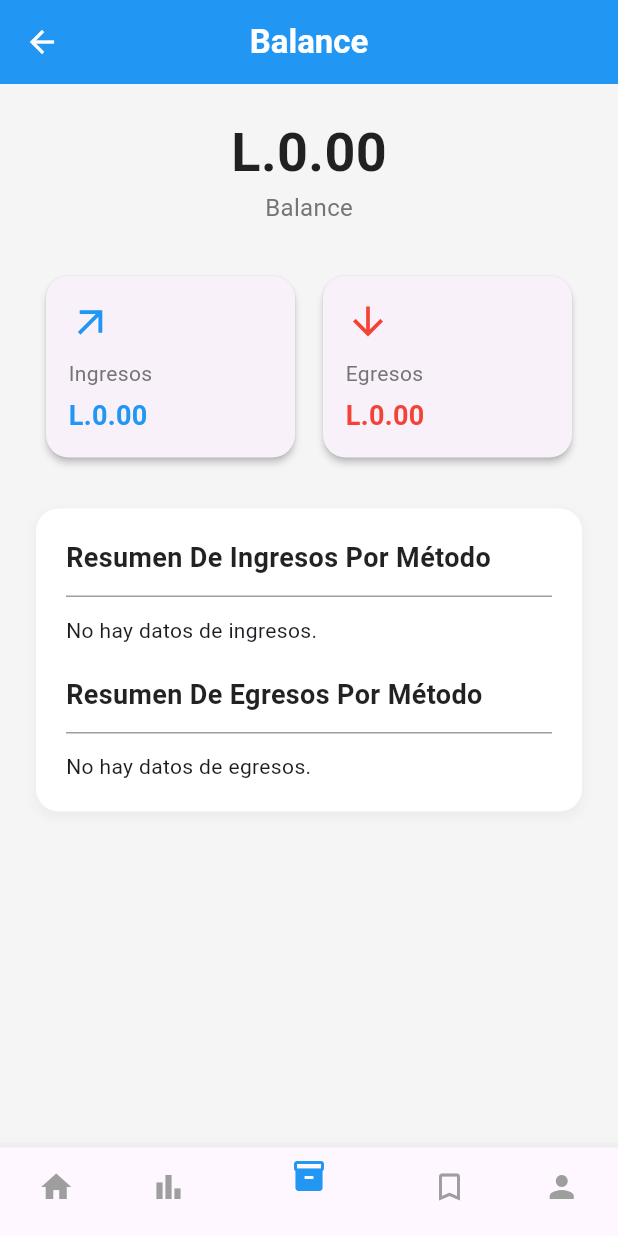
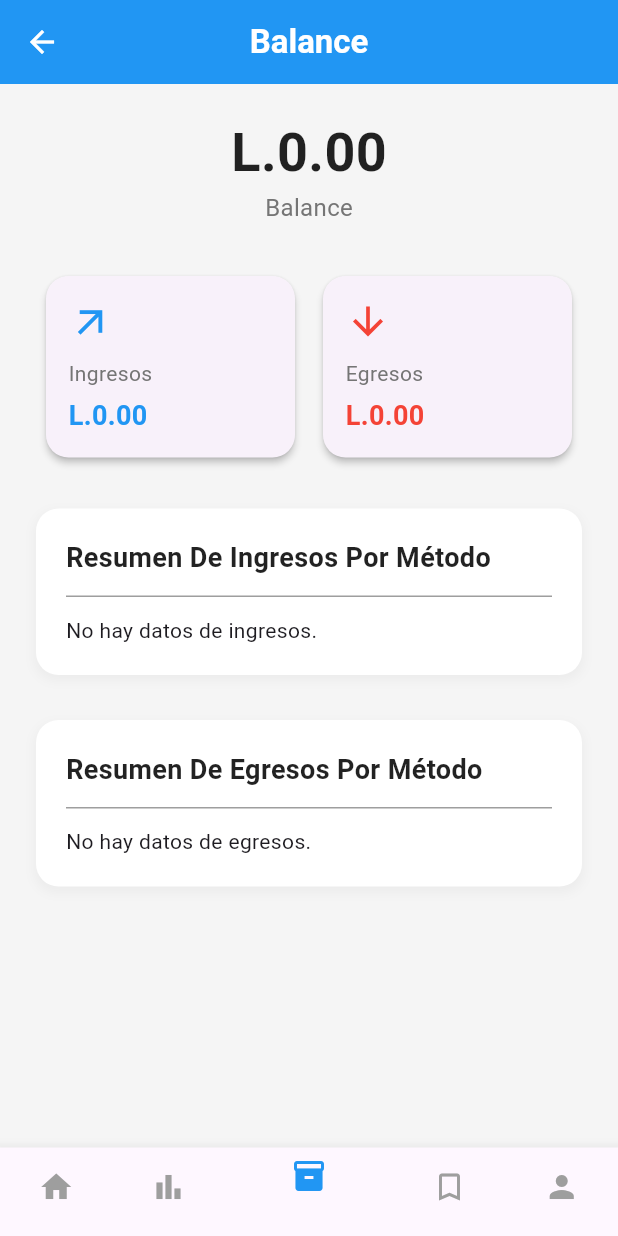
Before and after one commit to esfiallos/proyecto-flutter-app_gestor, a Flutter app: the Balance screen opened by its route, on a phone screen of 412 x 824 dp. Run offline on Flutter 3.47's test engine with Material 3 defaults, Android fonts, the light colour scheme and no system bars; our stand-ins replace fl_chart, share_plus, shared_preferences, sqflite; accounts and stored records are empty.

Commit message:
Hotfix: reparado la panntalla de balances

```diff
--- a/lib/screens/estadistica/balance.dart
+++ b/lib/screens/estadistica/balance.dart
@@ -20,6 +20,7 @@ class _BalancePageState extends State<Balance> {
   List<EgresosPorMetodoPago> egresosPorMetodo = [];
 
   bool isLoading = true;
+  bool hasError = false;
 
   @override
   void initState() {
@@ -29,9 +30,12 @@ class _BalancePageState extends State<Balance> {
 
   Future<void> cargarDatos() async {
     try {
-      final balance = await appService.obtenerBalance();
-      final ventas = await appService.obtenerVentasPorMetodoPago();
-      final egresos = await appService.obtenerEgresosPorMetodoPago();
+      // 🔹 Activa esta línea para insertar datos de prueba si no tienes ventas/gastos aún:
+      // await appService.insertarDatosPrueba();
+
+      final balance = await _obtenerBalanceSeguro();
+      final ventas = await _obtenerVentasSeguras();
+      final egresos = await _obtenerEgresosSeguros();
 
       setState(() {
         balanceGeneral = balance;
@@ -40,11 +44,40 @@ class _BalancePageState extends State<Balance> {
         isLoading = false;
       });
     } catch (e) {
-      // Manejar error, mostrar mensaje o log
+      debugPrint("Error cargando datos del balance: $e");
       setState(() {
         isLoading = false;
+        hasError = true;
       });
-      // Opcional: mostrar snackbar o diálogo
+    }
+  }
+
+  /// 🔹 Envuelve la llamada al AppService para que nunca devuelva null o falle
+  Future<BalanceGeneral> _obtenerBalanceSeguro() async {
+    try {
+      final balance = await appService.obtenerBalance();
+      return balance ??
+          BalanceGeneral(
+              totalIngresos: 0, totalEgresos: 0, balance: 0);
+    } catch (_) {
+      return BalanceGeneral(
+          totalIngresos: 0, totalEgresos: 0, balance: 0);
+    }
+  }
+
+  Future<List<VentasPorMetodoPago>> _obtenerVentasSeguras() async {
+    try {
+      return await appService.obtenerVentasPorMetodoPago();
+    } catch (_) {
+      return [];
+    }
+  }
+
+  Future<List<EgresosPorMetodoPago>> _obtenerEgresosSeguros() async {
+    try {
+      return await appService.obtenerEgresosPorMetodoPago();
+    } catch (_) {
+      return [];
     }
   }
 
@@ -53,6 +86,15 @@ class _BalancePageState extends State<Balance> {
     if (isLoading) {
       return const Scaffold(
         body: Center(child: CircularProgressIndicator()),
+      );
+    }
+
+    if (hasError) {
+      return Scaffold(
+        appBar: AppBar(title: const Text('Balance')),
+        body: const Center(
+          child: Text('Ocurrió un error cargando los datos.'),
+        ),
       );
     }
 
@@ -77,7 +119,7 @@ class _BalancePageState extends State<Balance> {
           crossAxisAlignment: CrossAxisAlignment.center,
           children: [
             Text(
-              'L.${balanceGeneral?.balance.toStringAsFixed(2) ?? '0.00'}',
+              'L.${(balanceGeneral?.balance ?? 0).toStringAsFixed(2)}',
               style: const TextStyle(
                 fontSize: 36,
                 fontWeight: FontWeight.bold,
@@ -95,79 +137,44 @@ class _BalancePageState extends State<Balance> {
                 _buildBalanceCard(
                   icon: Icons.arrow_outward,
                   label: 'Ingresos',
-                  amount: 'L.${balanceGeneral?.totalIngresos.toStringAsFixed(2) ?? '0.00'}',
+                  amount: 'L.${(balanceGeneral?.totalIngresos ?? 0).toStringAsFixed(2)}',
                   iconColor: Colors.blue,
                   amountColor: Colors.blue,
                 ),
                 _buildBalanceCard(
                   icon: Icons.arrow_downward,
                   label: 'Egresos',
-                  amount: 'L.${balanceGeneral?.totalEgresos.toStringAsFixed(2) ?? '0.00'}',
+                  amount: 'L.${(balanceGeneral?.totalEgresos ?? 0).toStringAsFixed(2)}',
                   iconColor: Colors.red,
                   amountColor: Colors.red,
                 ),
               ],
             ),
             const SizedBox(height: 30),
-            Container(
-              margin: const EdgeInsets.symmetric(horizontal: 8),
-              padding: const EdgeInsets.all(20),
-              decoration: BoxDecoration(
-                color: Colors.white,
-                borderRadius: BorderRadius.circular(15),
-                boxShadow: [
-                  BoxShadow(
-                    color: Colors.grey.withOpacity(0.1),
-                    spreadRadius: 1,
-                    blurRadius: 5,
-                    offset: const Offset(0, 3),
-                  ),
-                ],
-              ),
-              child: Column(
-                crossAxisAlignment: CrossAxisAlignment.start,
-                children: [
-                  const Text(
-                    'Resumen De Ingresos Por Método',
-                    style: TextStyle(
-                      fontSize: 18,
-                      fontWeight: FontWeight.bold,
-                      color: Colors.black87,
-                    ),
-                  ),
-                  const Divider(height: 25, thickness: 1, color: Colors.grey),
-                  if (ventasPorMetodo.isEmpty)
-                    const Text('No hay datos de ingresos.'),
-                  ...ventasPorMetodo.map(
+            _buildResumenMetodoPago(
+              titulo: 'Resumen De Ingresos Por Método',
+              vacioMensaje: 'No hay datos de ingresos.',
+              lista: ventasPorMetodo.map(
                 (v) => ListTile(
                   contentPadding: EdgeInsets.zero,
                   title: Text(v.metodoPago),
                   subtitle: Text('Ventas: ${v.cantidadVentas}'),
                   trailing: Text('L.${v.total.toStringAsFixed(2)}'),
                 ),
+              ).toList(),
             ),
-                  const SizedBox(height: 20),
-                  const Text(
-                    'Resumen De Egresos Por Método',
-                    style: TextStyle(
-                      fontSize: 18,
-                      fontWeight: FontWeight.bold,
-                      color: Colors.black87,
-                    ),
-                  ),
-                  const Divider(height: 25, thickness: 1, color: Colors.grey),
-                  if (egresosPorMetodo.isEmpty)
-                    const Text('No hay datos de egresos.'),
-                  ...egresosPorMetodo.map(
+            const SizedBox(height: 30),
+            _buildResumenMetodoPago(
+              titulo: 'Resumen De Egresos Por Método',
+              vacioMensaje: 'No hay datos de egresos.',
+              lista: egresosPorMetodo.map(
                 (e) => ListTile(
                   contentPadding: EdgeInsets.zero,
                   title: Text(e.metodoPago),
                   subtitle: Text('Gastos: ${e.cantidadGastos}'),
                   trailing: Text('-L.${e.total.toStringAsFixed(2)}'),
                 ),
-                  ),
-                ],
-              ),
+              ).toList(),
             ),
             const SizedBox(height: 30),
           ],
@@ -210,4 +217,45 @@ class _BalancePageState extends State<Balance> {
       ),
     );
   }
+
+  Widget _buildResumenMetodoPago({
+    required String titulo,
+    required String vacioMensaje,
+    required List<Widget> lista,
+  }) {
+    return Container(
+      margin: const EdgeInsets.symmetric(horizontal: 8),
+      padding: const EdgeInsets.all(20),
+      decoration: BoxDecoration(
+        color: Colors.white,
+        borderRadius: BorderRadius.circular(15),
+        boxShadow: [
+          BoxShadow(
+            color: Colors.grey.withOpacity(0.1),
+            spreadRadius: 1,
+            blurRadius: 5,
+            offset: const Offset(0, 3),
+          ),
+        ],
+      ),
+      child: Column(
+        crossAxisAlignment: CrossAxisAlignment.start,
+        children: [
+          Text(
+            titulo,
+            style: const TextStyle(
+              fontSize: 18,
+              fontWeight: FontWeight.bold,
+              color: Colors.black87,
+            ),
+          ),
+          const Divider(height: 25, thickness: 1, color: Colors.grey),
+          if (lista.isEmpty)
+            Text(vacioMensaje)
+          else
+            ...lista,
+        ],
+      ),
+    );
   }
+}
```
Lines whose indentation alone changed are shown as unchanged.
